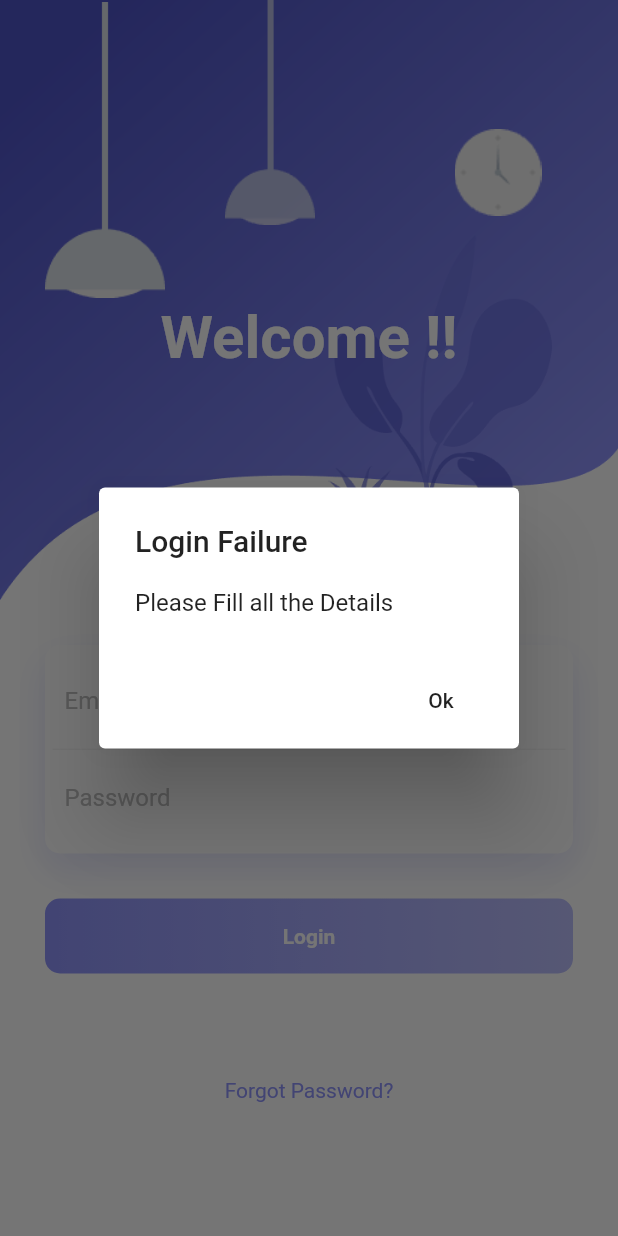
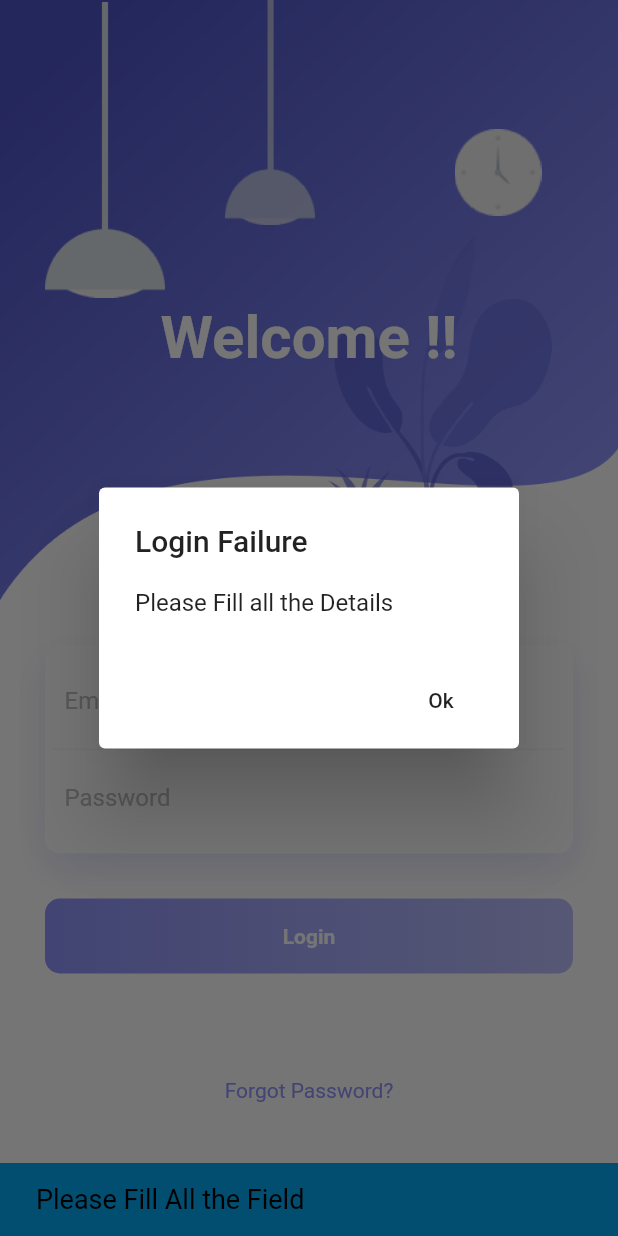
Before and after one commit to arundasgithub/salary_app, a Flutter app: the screen it shows after launch, after a tap on "Login", on a phone screen of 412 x 824 dp. Run offline on Flutter 3.47's test engine with Material 2 defaults, Android fonts, the phone set to English and light mode, and no system bars; our stand-ins replace firebase_auth, firebase_core, simple_animations; accounts and stored records are empty.

Commit message:
Adding Firebase to App
Added Firebase,Modified theme Color

```diff
--- a/lib/admin/Emp_Profile.dart
+++ b/lib/admin/Emp_Profile.dart
@@ -18,7 +18,7 @@ class _EmpProfileState extends State<EmpProfile> {
   Widget build(BuildContext context) {
     return Scaffold(
       appBar: AppBar(
-        backgroundColor: Color.fromARGB(255, 194, 163, 247),
+        backgroundColor: Color.fromARGB(255, 90, 81, 225),
         title: const Text('Employee Profile'),
       ),
       body: Center(
@@ -28,7 +28,7 @@ class _EmpProfileState extends State<EmpProfile> {
             begin: Alignment.topRight,
             end: Alignment.bottomLeft,
             colors: [
-              Colors.deepPurple,
+              Color.fromARGB(255, 90, 81, 225),
               Colors.white,
             ],
           )),
--- a/lib/admin/Emp_attandance.dart
+++ b/lib/admin/Emp_attandance.dart
@@ -18,7 +18,7 @@ class _EmpAttendenceState extends State<EmpAttendence> {
   Widget build(BuildContext context) {
     return Scaffold(
       appBar: AppBar(
-        backgroundColor: Color.fromARGB(255, 194, 163, 247),
+        backgroundColor: Color.fromARGB(255, 90, 81, 225),
         title: const Text('Employee Attendence'),
       ),
       body: Center(
@@ -28,7 +28,7 @@ class _EmpAttendenceState extends State<EmpAttendence> {
             begin: Alignment.topRight,
             end: Alignment.bottomLeft,
             colors: [
-              Colors.deepPurple,
+              Color.fromARGB(255, 90, 81, 225),
               Colors.white,
             ],
           )),
--- a/lib/admin/addemp.dart
+++ b/lib/admin/addemp.dart
@@ -18,7 +18,7 @@ class _AddEmployeState extends State<AddEmploye> {
   Widget build(BuildContext context) {
     return Scaffold(
       appBar: AppBar(
-        backgroundColor: Color.fromARGB(255, 194, 163, 247),
+        backgroundColor: Color.fromARGB(255, 90, 81, 225),
         title: const Text('Employee Registation'),
       ),
       body: Center(
@@ -28,8 +28,10 @@ class _AddEmployeState extends State<AddEmploye> {
             begin: Alignment.topRight,
             end: Alignment.bottomLeft,
             colors: [
-              Colors.deepPurple,
+              Color.fromARGB(255, 90, 81, 225),
               Colors.white,
+              // Colors.red,
+              // Colors.orange,
             ],
           )),
           child: Center(
--- a/lib/admin/home.dart
+++ b/lib/admin/home.dart
@@ -98,7 +98,7 @@ class AdminHomePage extends StatelessWidget {
                     mainAxisAlignment: MainAxisAlignment.center,
                     children: [
                       Icon(
-                        Icons.list_alt,
+                        Icons.app_registration,
                         size: 50,
                         color: Colors.white,
                       ),
--- a/lib/login/login.dart
+++ b/lib/login/login.dart
@@ -1,3 +1,5 @@
+import 'dart:developer';
+
 import 'package:pagaar/admin/addemp.dart';
 import 'package:pagaar/admin/designs.dart';
 import 'package:pagaar/admin/home.dart';
@@ -5,21 +7,52 @@ import 'package:pagaar/employee/emp_dashboard.dart';
 import 'Animation/FadeAnimation.dart';
 import 'package:flutter/material.dart';
 import 'package:flutter/cupertino.dart';
+import 'package:firebase_auth/firebase_auth.dart';
 
 class HomePage extends StatelessWidget {
   @override
   Widget build(BuildContext context) {
     TextEditingController emailController = TextEditingController();
     TextEditingController passwordController = TextEditingController();
-    void Login() {
+    void trueLogin() {
+      showDialog(
+          context: context,
+          builder: (BuildContext context) {
+            return AlertDialog(
+              title: Text("Login Sucess"),
+              // content: Text("Please Fill all the Details"),
+              actions: <Widget>[
+                FlatButton(
+                  child: Text("Ok"),
+                  onPressed: () {
+                    Navigator.popUntil(context, (route) => route.isFirst);
+                    Navigator.push(context,
+                        CupertinoPageRoute(builder: (context) => AdminHome()));
+                  },
+                )
+              ],
+            );
+          });
+    }
+
+    void Login() async {
       String myemail = emailController.text.trim();
       String mypassword = passwordController.text.trim();
 
-      if (myemail == "Admin" || mypassword == "Admin") {
-        Navigator.push(
-            context, CupertinoPageRoute(builder: (context) => AdminHome()));
-        //AdminHome
-      } else {
+      if (myemail == "" ||
+          myemail == null && mypassword == "" ||
+          mypassword == null) {
+        ScaffoldMessenger.of(context).showSnackBar(
+          SnackBar(
+            backgroundColor: Colors.lightBlue,
+            content: Text(
+              "Please Fill All the Field",
+              style: TextStyle(fontSize: 18.0, color: Colors.black),
+            ),
+          ),
+        );
+        log("Please Fill All the Field");
+        //This is for Alert box
         showDialog(
             context: context,
             builder: (BuildContext context) {
@@ -36,6 +69,46 @@ class HomePage extends StatelessWidget {
                 ],
               );
             });
+      } else {
+        try {
+          UserCredential userCredential = await FirebaseAuth.instance
+              .signInWithEmailAndPassword(email: myemail, password: mypassword);
+          if (userCredential.user != null) {
+            print('Log in sucess');
+            ScaffoldMessenger.of(context).showSnackBar(
+              SnackBar(
+                backgroundColor: Colors.lightBlue,
+                content: Text(
+                  "Login Sucess",
+                  style: TextStyle(fontSize: 18.0, color: Colors.black),
+                ),
+              ),
+            );
+            trueLogin();
+          }
+        } on FirebaseAuthException catch (e) {
+          if (e.code != "") {
+            showDialog(
+                context: context,
+                builder: (BuildContext context) {
+                  return AlertDialog(
+                    title: Text("Login Failure"),
+                    content: Text(e.code),
+                    actions: <Widget>[
+                      FlatButton(
+                        child: Text("Ok"),
+                        onPressed: () {
+                          Navigator.of(context).pop();
+                          emailController.clear();
+                          passwordController.clear();
+                        },
+                      )
+                    ],
+                  );
+                });
+            print('No user found for that email.');
+          }
+        }
       }
 
       // Navigator.popUntil(context, (route) => route.isFirst);
--- a/lib/main.dart
+++ b/lib/main.dart
@@ -1,7 +1,12 @@
 import 'package:flutter/material.dart';
 import 'package:pagaar/login/login.dart';
+import 'package:firebase_core/firebase_core.dart';
 
-void main() => runApp(MaterialApp(
-      debugShowCheckedModeBanner: false,
-      home: HomePage(),
-    ));
+void main() async {
+  WidgetsFlutterBinding.ensureInitialized();
+  await Firebase.initializeApp();
+  runApp(MaterialApp(
+    debugShowCheckedModeBanner: false,
+    home: HomePage(),
+  ));
+}
--- a/pubspec.yaml
+++ b/pubspec.yaml
@@ -24,6 +24,9 @@ dependencies:
   # The following adds the Cupertino Icons font to your application.
   # Use with the CupertinoIcons class for iOS style icons.
   cupertino_icons: ^0.1.2
+  firebase_auth: ^3.3.20
+  intl: ^0.17.0
+  cloud_firestore: ^3.1.18
 
 dev_dependencies:
   flutter_test:
```
Also changed, not shown: pubspec.lock, 3 other files.
